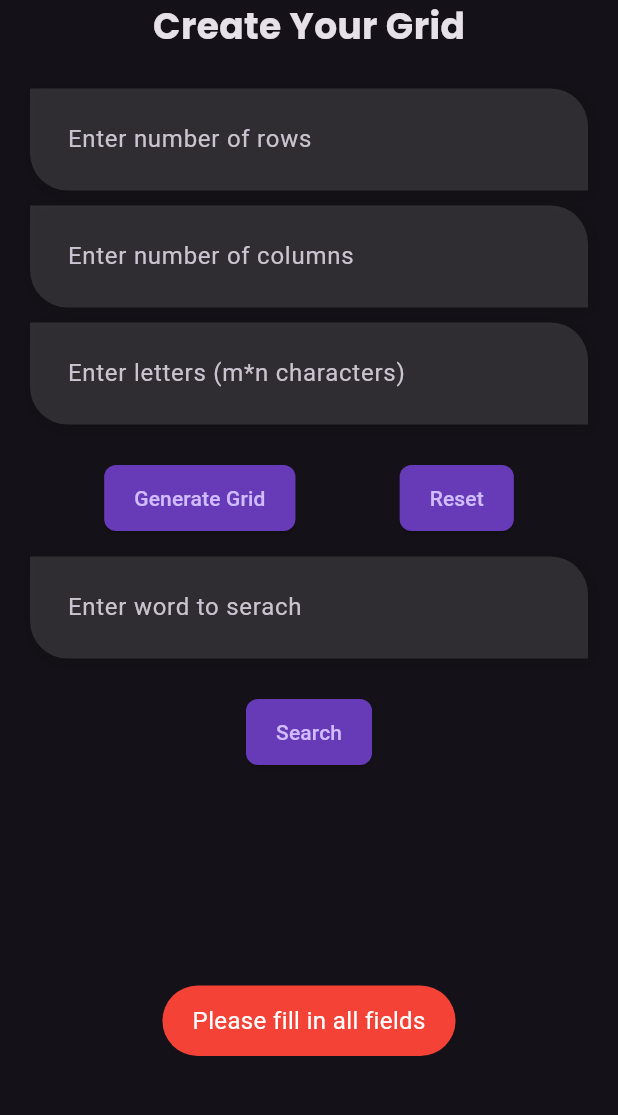
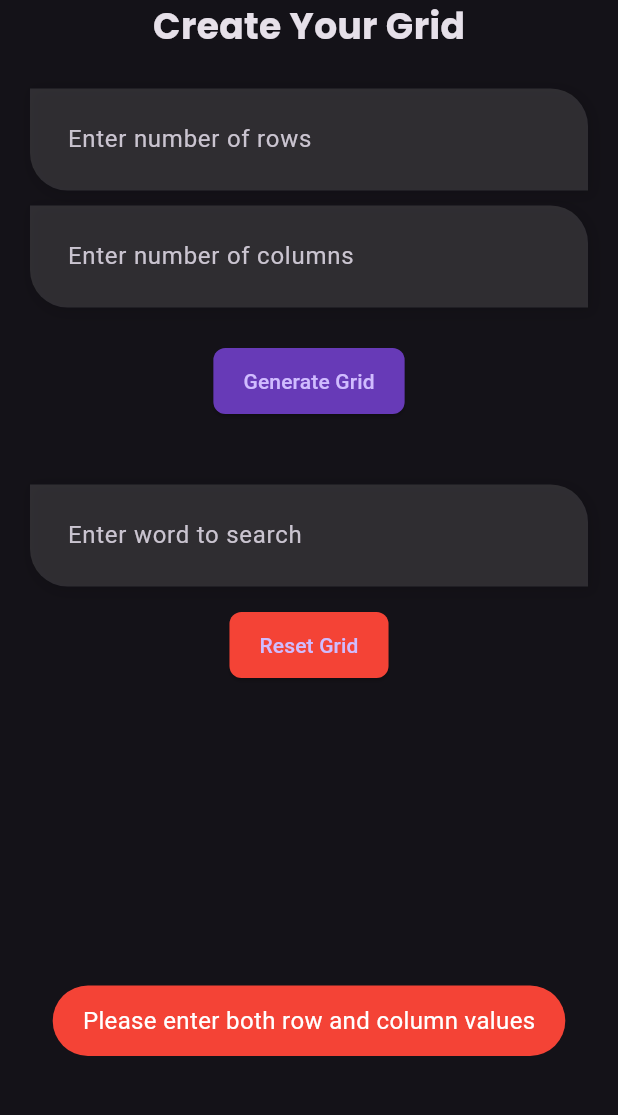
Before and after one commit to Niveditaghatage/Word-serarch-GridView, a Flutter app: the screen it shows after launch, after a tap on "Generate Grid", on a phone screen of 412 x 824 dp, the part 84-1199 px from its top. Run offline on Flutter 3.47's test engine with Material 3 defaults, Android fonts, the phone set to English and light mode, and no system bars; drawn by our look-alikes of animated_text_kit; our stand-ins replace fluttertoast, google_fonts.

Commit message:
Initial Commit

```diff
--- a/lib/main.dart
+++ b/lib/main.dart
@@ -1,7 +1,7 @@
+import 'package:animated_text_kit/animated_text_kit.dart';
 import 'package:flutter/material.dart';
+import 'package:fluttertoast/fluttertoast.dart';
 import 'package:google_fonts/google_fonts.dart';
-import 'package:animated_text_kit/animated_text_kit.dart';
-import 'package:fluttertoast/fluttertoast.dart';
 import 'package:grid_view/SplashScreen.dart';
 
 void main() {
@@ -28,12 +28,11 @@ class GridSetupScreen extends StatefulWidget {
 class _GridSetupScreenState extends State<GridSetupScreen> with SingleTickerProviderStateMixin {
   final TextEditingController rowController = TextEditingController();
   final TextEditingController colController = TextEditingController();
-  final TextEditingController textController = TextEditingController();
   final TextEditingController searchController = TextEditingController();
 
   int rows = 0;
   int cols = 0;
-  List<String> letters = [];
+  List<TextEditingController> gridControllers = [];
   List<bool> highlightedCells = [];
 
   late AnimationController _controller;
@@ -56,11 +55,10 @@ class _GridSetupScreenState extends State<GridSetupScreen> with SingleTickerProv
   void generateGrid() {
     String rowText = rowController.text;
     String colText = colController.text;
-    String letterText = textController.text;
 
-    if (rowText.isEmpty || colText.isEmpty || letterText.isEmpty) {
+    if (rowText.isEmpty || colText.isEmpty) {
       Fluttertoast.showToast(
-        msg: "Please fill in all fields",
+        msg: "Please enter both row and column values",
         toastLength: Toast.LENGTH_SHORT,
         gravity: ToastGravity.BOTTOM,
         backgroundColor: Colors.red,
@@ -73,9 +71,8 @@ class _GridSetupScreenState extends State<GridSetupScreen> with SingleTickerProv
     setState(() {
       rows = int.tryParse(rowText) ?? 0;
       cols = int.tryParse(colText) ?? 0;
-      letters = letterText.toUpperCase().split("").take(rows * cols).toList();
+      gridControllers = List.generate(rows * cols, (index) => TextEditingController());
       highlightedCells = List.filled(rows * cols, false);
-      _controller.forward(from: 0);
     });
   }
 
@@ -83,69 +80,38 @@ class _GridSetupScreenState extends State<GridSetupScreen> with SingleTickerProv
     setState(() {
       rowController.clear();
       colController.clear();
-      textController.clear();
       searchController.clear();
       rows = 0;
       cols = 0;
-      letters = [];
+      gridControllers = [];
       highlightedCells = [];
-      _controller.reset();
     });
   }
 
-  void searchWord() {
-    String searchText = searchController.text.toUpperCase();
-    if (searchText.isEmpty) {
-      Fluttertoast.showToast(
-        msg: "Please enter a word to search",
-        toastLength: Toast.LENGTH_SHORT,
-        gravity: ToastGravity.BOTTOM,
-        backgroundColor: Colors.blue,
-        textColor: Colors.white,
-        fontSize: 16.0,
-      );
-      return;
-    }
 
+  void searchWord(String searchText) {
+    searchText = searchText.toUpperCase();
     setState(() {
       highlightedCells = List.filled(rows * cols, false);
     });
 
-    bool wordFound = false;
+    if (searchText.isEmpty) return;
 
     for (int r = 0; r < rows; r++) {
       for (int c = 0; c < cols; c++) {
-        // Horizontal Check
         if (c + searchText.length <= cols) {
           checkAndHighlight(searchText, r, c, 0, 1);
         }
-
-        // Vertical Check
         if (r + searchText.length <= rows) {
           checkAndHighlight(searchText, r, c, 1, 0);
         }
-
-        // Diagonal Check (Bottom-Right)
         if (r + searchText.length <= rows && c + searchText.length <= cols) {
           checkAndHighlight(searchText, r, c, 1, 1);
         }
-
-        // Diagonal Check (Bottom-Left)
         if (r + searchText.length <= rows && c - searchText.length >= -1) {
           checkAndHighlight(searchText, r, c, 1, -1);
         }
       }
-    }
-
-    if (!highlightedCells.contains(true)) {
-      Fluttertoast.showToast(
-        msg: "Word not found",
-        toastLength: Toast.LENGTH_SHORT,
-        gravity: ToastGravity.BOTTOM,
-        backgroundColor: Colors.red,
-        textColor: Colors.white,
-        fontSize: 16.0,
-      );
     }
   }
 
@@ -155,7 +121,8 @@ class _GridSetupScreenState extends State<GridSetupScreen> with SingleTickerProv
 
     for (int i = 0; i < searchText.length; i++) {
       int index = (startRow + i * rowStep) * cols + (startCol + i * colStep);
-      word += letters[index];
+      if (index < 0 || index >= gridControllers.length) return;
+      word += gridControllers[index].text.toUpperCase();
       indices.add(index);
     }
 
@@ -192,191 +159,114 @@ class _GridSetupScreenState extends State<GridSetupScreen> with SingleTickerProv
             ),
             SizedBox(height: 20),
 
-            Column(
-              children: [
-                Container(
-                  padding: EdgeInsets.all(10),
-                  margin: EdgeInsets.symmetric(vertical: 5, horizontal: 20),
-                  decoration: BoxDecoration(
-                    color: Colors.white12,
-                    borderRadius: BorderRadius.only(
-                      topRight: Radius.circular(25),
-                      bottomLeft: Radius.circular(25),
-                    ),
-                    boxShadow: [
-                      BoxShadow(
-                        color: Colors.black12,
-                        blurRadius: 8,
-                        spreadRadius: 2,
-                        offset: Offset(2, 2),
-                      ),
-                    ],
-                  ),
-                  child: TextField(
-                    controller: rowController,
-                    decoration: InputDecoration(
-                      labelText: "Enter number of rows",
-                      border: InputBorder.none,
-                      contentPadding: EdgeInsets.symmetric(horizontal: 15),
-                    ),
-                    keyboardType: TextInputType.number,
-                  ),
-                ),
+            buildInputField(rowController, "Enter number of rows"),
+            buildInputField(colController, "Enter number of columns"),
 
-                Container(
-                  padding: EdgeInsets.all(10),
-                  margin: EdgeInsets.symmetric(vertical: 5, horizontal: 20),
-                  decoration: BoxDecoration(
-                    color: Colors.white12,
-                    borderRadius: BorderRadius.only(
-                      topRight: Radius.circular(25),
-                      bottomLeft: Radius.circular(25),
-                    ),
-                    boxShadow: [
-                      BoxShadow(
-                        color: Colors.black12,
-                        blurRadius: 8,
-                        spreadRadius: 2,
-                        offset: Offset(2, 2),
-                      ),
-                    ],
-                  ),
-                  child: TextField(
-                    controller: colController,
-                    decoration: InputDecoration(
-                      labelText: "Enter number of columns",
-                      border: InputBorder.none,
-                      contentPadding: EdgeInsets.symmetric(horizontal: 15),
-                    ),
-                    keyboardType: TextInputType.number,
-                  ),
-                ),
+            SizedBox(height: 20),
 
-                Container(
-                  padding: EdgeInsets.all(10),
-                  margin: EdgeInsets.symmetric(vertical: 5, horizontal: 20),
-                  decoration: BoxDecoration(
-                    color: Colors.white12,
-                    borderRadius: BorderRadius.only(
-                      topRight: Radius.circular(25),
-                      bottomLeft: Radius.circular(25),
-                    ),
-                    boxShadow: [
-                      BoxShadow(
-                        color: Colors.black12,
-                        blurRadius: 8,
-                        spreadRadius: 2,
-                        offset: Offset(2, 2),
-                      ),
-                    ],
-                  ),
-                  child: TextField(
-                    controller: textController,
-                    decoration: InputDecoration(
-                      labelText: "Enter letters (m*n characters)",
-                      border: InputBorder.none,
-                      contentPadding: EdgeInsets.symmetric(horizontal: 15),
-                    ),
-                  ),
-                ),
-              ],
-            ),
-            SizedBox(height: 20),
-            Row(
-              mainAxisAlignment: MainAxisAlignment.spaceEvenly,
-              children: [
-                ElevatedButton(onPressed: generateGrid, style:ElevatedButton.styleFrom(
-                  backgroundColor: Colors.deepPurple,
-                  padding: EdgeInsets.symmetric(horizontal: 20, vertical: 12),
-                  shape: RoundedRectangleBorder(borderRadius: BorderRadius.circular(8)),
-                ),
-                child: Text("Generate Grid")),
-                ElevatedButton(onPressed: resetGrid, style:ElevatedButton.styleFrom(
-                  backgroundColor: Colors.deepPurple,
-                  padding: EdgeInsets.symmetric(horizontal: 20, vertical: 12),
-                  shape: RoundedRectangleBorder(borderRadius: BorderRadius.circular(8)),
-                ), child: Text("Reset")),
-              ],
+            ElevatedButton(
+              onPressed: generateGrid,
+              style: buttonStyle(Colors.deepPurple),
+              child: Text("Generate Grid"),
             ),
 
-            SizedBox(height: 10),
-            Container(
-              padding: EdgeInsets.all(10),
-              margin: EdgeInsets.symmetric(vertical: 5, horizontal: 20),
-              decoration: BoxDecoration(
-                color: Colors.white12,
-                borderRadius: BorderRadius.only(
-                  topRight: Radius.circular(25),
-                  bottomLeft: Radius.circular(25),
-                ),
-                boxShadow: [
-                  BoxShadow(
-                    color: Colors.black12,
-                    blurRadius: 8,
-                    spreadRadius: 2,
-                    offset: Offset(2, 2),
-                  ),
-                ],
-              ),
-              child: TextField(
-                controller: searchController,
-                decoration: InputDecoration(
-                  labelText: "Enter word to serach ",
-                  border: InputBorder.none,
-                  contentPadding: EdgeInsets.symmetric(horizontal: 15),
-                ),
-              ),
-            ),
             SizedBox(height: 20),
 
-            ElevatedButton(onPressed: searchWord, style:ElevatedButton.styleFrom(
-              backgroundColor: Colors.deepPurple,
-              padding: EdgeInsets.symmetric(horizontal: 20, vertical: 12),
-              shape: RoundedRectangleBorder(borderRadius: BorderRadius.circular(8)),
-            ), child: Text("Search")),
-
-            SizedBox(height: 20),
-            if (letters.isNotEmpty)
-              Expanded(
+            if (rows > 0 && cols > 0)
+              Padding(
+                padding: const EdgeInsets.symmetric(horizontal: 10),
                 child: GridView.builder(
+                  shrinkWrap: true,
+                  physics: NeverScrollableScrollPhysics(),
                   gridDelegate: SliverGridDelegateWithFixedCrossAxisCount(
                     crossAxisCount: cols,
                     crossAxisSpacing: 5,
                     mainAxisSpacing: 5,
                   ),
-                  itemCount: letters.length,
+                  itemCount: rows * cols,
                   itemBuilder: (context, index) {
-                    return ScaleTransition(
-                      scale: _controller,
-                      child: Container(
-                        alignment: Alignment.center,
-                        decoration: BoxDecoration(
-                          color: highlightedCells[index] ? Colors.blueAccent : Colors.deepPurpleAccent,
-                          borderRadius: BorderRadius.circular(8),
-                          boxShadow: [
-                            BoxShadow(
-                              color: Colors.black26,
-                              blurRadius: 4,
-                              spreadRadius: 1,
-                            ),
-                          ],
-                        ),
-                        child: Text(
-                          letters[index],
+                    return Container(
+                      decoration: BoxDecoration(
+                        color: highlightedCells[index] ? Colors.blueAccent : Colors.deepPurpleAccent,
+                        borderRadius: BorderRadius.circular(8),
+                        boxShadow: [BoxShadow(color: Colors.black26, blurRadius: 4, spreadRadius: 1)],
+                      ),
+                      child: Center(
+                        child: TextField(
+                          controller: gridControllers[index],
+                          textAlign: TextAlign.center,
+                          textAlignVertical: TextAlignVertical.center,
                           style: GoogleFonts.robotoMono(
                             fontSize: 20,
                             color: Colors.white,
                             fontWeight: FontWeight.bold,
                           ),
+                          maxLength: 1,
+                          decoration: InputDecoration(
+                            counterText: "",
+                            border: InputBorder.none,
+                            contentPadding: EdgeInsets.zero,
+                          ),
+                          textCapitalization: TextCapitalization.characters,
+                          onChanged: (value) {
+                            gridControllers[index].text = value.toUpperCase();
+                            gridControllers[index].selection = TextSelection.fromPosition(
+                                TextPosition(offset: gridControllers[index].text.length));
+                            searchWord(searchController.text);
+                          },
                         ),
                       ),
                     );
                   },
                 ),
               ),
+
+            SizedBox(height: 20),
+
+            buildInputField(searchController, "Enter word to search", onChanged: searchWord),
+
+            SizedBox(height: 10),
+
+            ElevatedButton(
+              onPressed: resetGrid,
+              style: buttonStyle(Colors.red),
+              child: Text("Reset Grid"),
+            ),
+
+            SizedBox(height: 10),
           ],
         ),
       ),
     );
   }
+
+  Widget buildInputField(TextEditingController controller, String label, {Function(String)? onChanged}) {
+    return Container(
+      padding: EdgeInsets.all(10),
+      margin: EdgeInsets.symmetric(vertical: 5, horizontal: 20),
+      decoration: BoxDecoration(
+        color: Colors.white12,
+        borderRadius: BorderRadius.only(topRight: Radius.circular(25), bottomLeft: Radius.circular(25)),
+        boxShadow: [BoxShadow(color: Colors.black12, blurRadius: 8, spreadRadius: 2, offset: Offset(2, 2))],
+      ),
+      child: TextField(
+        controller: controller,
+        decoration: InputDecoration(
+          labelText: label,
+          border: InputBorder.none,
+          contentPadding: EdgeInsets.symmetric(horizontal: 15),
+        ),
+        textCapitalization: TextCapitalization.characters,
+        onChanged: onChanged,
+      ),
+    );
+  }
+
+  ButtonStyle buttonStyle(Color color) {
+    return ElevatedButton.styleFrom(
+      backgroundColor: color,
+      padding: EdgeInsets.symmetric(horizontal: 20, vertical: 12),
+      shape: RoundedRectangleBorder(borderRadius: BorderRadius.circular(8)),
+    );
+  }
 }
```
Also changed, not shown: 1 other file.
